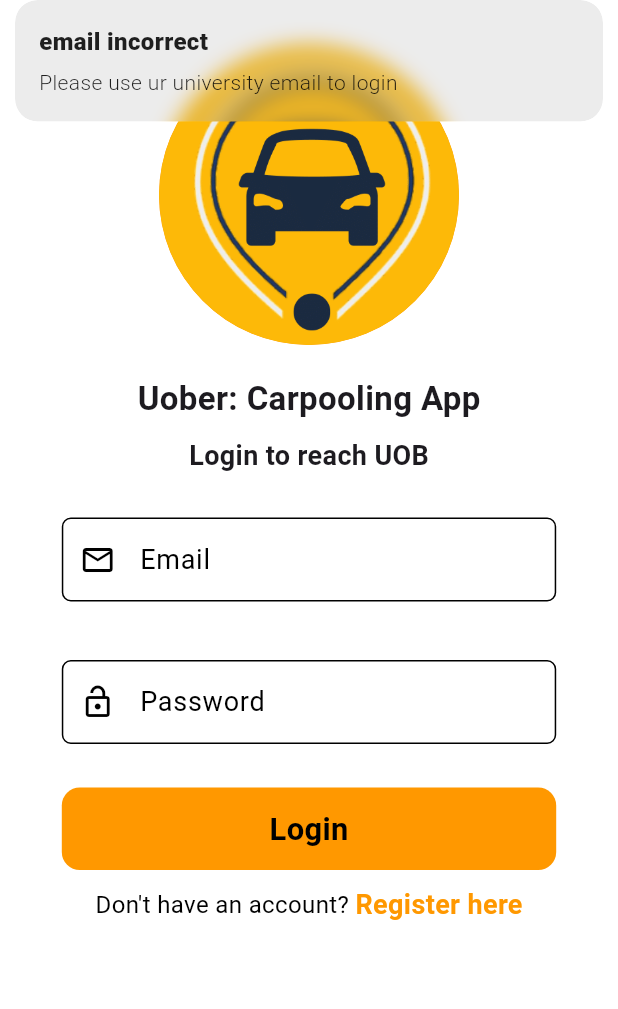
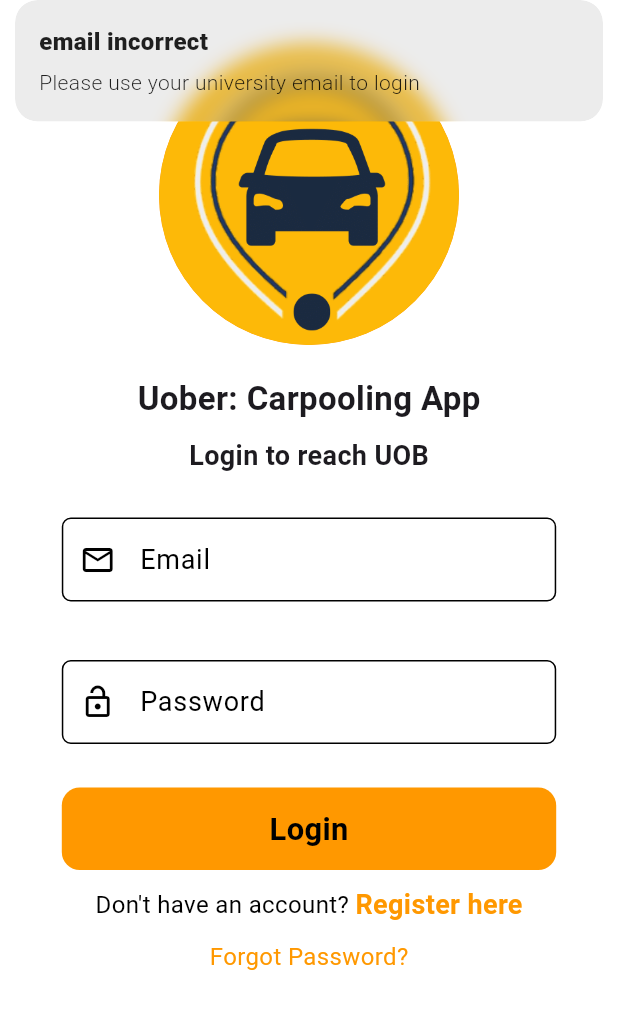
Before and after one commit to Zahid-mohmmad/Senior-Project, a Flutter app: the screen it shows after launch, after a tap on "Login", on a phone screen of 412 x 824 dp. Shown: the top 1009 px of the screen. Run offline on Flutter 3.47's test engine with Material 3 defaults, Android fonts, the phone set to English and light mode, and no system bars; our stand-ins replace cloud_firestore, connectivity_plus, firebase_auth, firebase_core, firebase_database, firebase_storage and 7 more; missing offline and left inert: flutter_geofire, flutter_polyline_points_plus, restart_app; accounts and stored records are empty.

Commit message:
added forgot pass

```diff
--- a/lib/authentication/login_screen.dart
+++ b/lib/authentication/login_screen.dart
@@ -32,9 +32,9 @@ class _LoginScreenState extends State<LoginScreen> {
   signInFormValidation() {
     if (!emailtextEditingController.text.contains("@stu.uob.edu.bh")) {
       Get.snackbar(
-          "email incorrect", "Please use ur university email to login");
+          "email incorrect", "Please use your university email to login");
     } else if (passwordtextEditingController.text.trim().length < 8) {
-      Get.snackbar("password incorrect", "Please use your valid password");
+      Get.snackbar("password incorrect", "Please use a valid password");
     } else {
       signInUser();
     }
@@ -45,7 +45,7 @@ class _LoginScreenState extends State<LoginScreen> {
       context: context,
       barrierDismissible: false,
       builder: (BuildContext context) =>
-          const LoadingDialog(messageText: "please wait..."),
+          const LoadingDialog(messageText: "Please wait..."),
     );
 
     final User? userFirebase = (await FirebaseAuth.instance
@@ -55,7 +55,7 @@ class _LoginScreenState extends State<LoginScreen> {
     )
             .catchError((errorMsg) {
       Navigator.pop(context);
-      Get.snackbar("Login unsuccessful", "Error occured $errorMsg");
+      Get.snackbar("Login unsuccessful", "Error occurred: $errorMsg");
     }))
         .user;
 
@@ -72,6 +72,7 @@ class _LoginScreenState extends State<LoginScreen> {
           if ((snap.snapshot.value as Map)["blockStatus"] == "no") {
             userName = (snap.snapshot.value as Map)["name"];
             userPhone = (snap.snapshot.value as Map)["phone"];
+            var userGender = (snap.snapshot.value as Map)["gender"];
             Navigator.push(
                 context, MaterialPageRoute(builder: (c) => const HomeScreen()));
           } else {
@@ -81,9 +82,33 @@ class _LoginScreenState extends State<LoginScreen> {
           }
         } else {
           FirebaseAuth.instance.signOut();
-          Get.snackbar("not found", "your account is not found as a user");
+          Get.snackbar("Not found", "Your account was not found as a user");
         }
       });
+    }
+  }
+
+  forgotPassword() async {
+    if (emailtextEditingController.text.isNotEmpty) {
+      showDialog(
+        context: context,
+        barrierDismissible: false,
+        builder: (BuildContext context) =>
+            const LoadingDialog(messageText: "Please wait..."),
+      );
+
+      await FirebaseAuth.instance
+          .sendPasswordResetEmail(email: emailtextEditingController.text)
+          .then((_) {
+        Navigator.pop(context);
+        Get.snackbar("Password Reset Email Sent",
+            "Please check your email to reset your password.");
+      }).catchError((errorMsg) {
+        Navigator.pop(context);
+        Get.snackbar("Password Reset Failed", "Error occurred: $errorMsg");
+      });
+    } else {
+      Get.snackbar("Email Required", "Please enter your email address");
     }
   }
 
@@ -218,6 +243,21 @@ class _LoginScreenState extends State<LoginScreen> {
                 const SizedBox(
                   height: 10,
                 ),
+                InkWell(
+                  onTap: () {
+                    forgotPassword();
+                  },
+                  child: Text(
+                    "Forgot Password?",
+                    style: GoogleFonts.roboto(
+                      fontSize: 16,
+                      color: Colors.orange,
+                    ),
+                  ),
+                ),
+                const SizedBox(
+                  height: 10,
+                ),
                 showProgressBar
                     ? const CircularProgressIndicator(
                         valueColor:
--- a/lib/controllers/authentication_controller.dart
+++ b/lib/controllers/authentication_controller.dart
@@ -203,4 +203,8 @@ class AuthenticationController extends GetxController {
 
     ever(firebaseCurrentUser, checkIfUserIsLoggedIn);
   }
+
+  static getCurrentUser() {}
+
+  getUserGender() {}
 }
--- a/lib/models/online_nearby_drivers.dart
+++ b/lib/models/online_nearby_drivers.dart
@@ -3,5 +3,7 @@ class OnlineNearbyDrivers {
   double? latDriver; //latidude of the driver
   double? lngDriver; //longitude of the driver
 
+  String? gender;
+
   OnlineNearbyDrivers({this.uidDriver, this.latDriver, this.lngDriver});
 }
```
